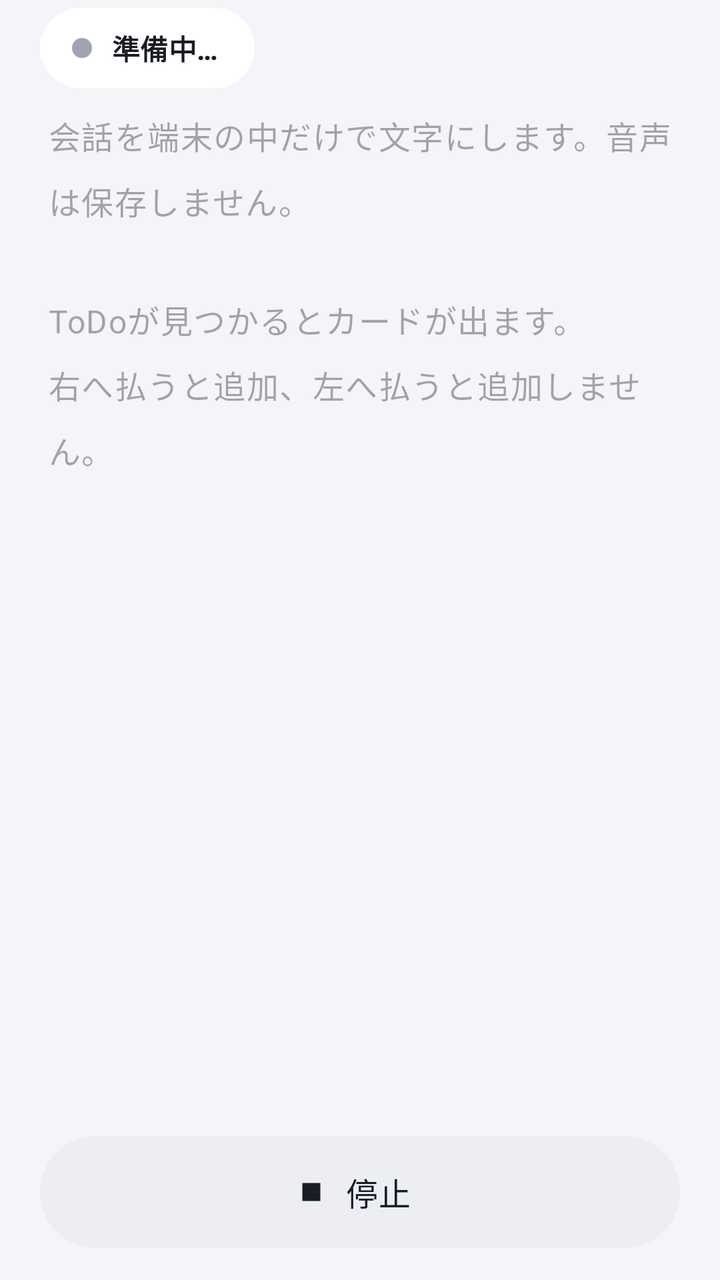
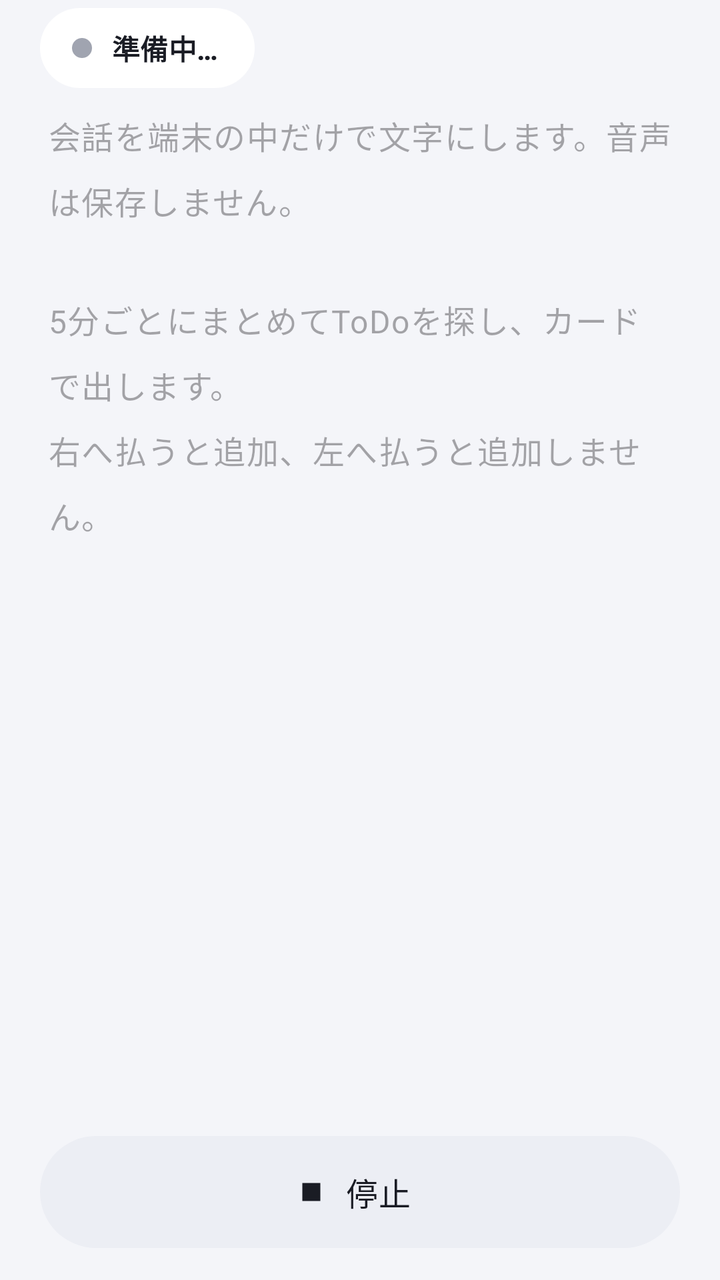

Two renders of the same Android screen: before a commit and after it. Below are the layout's source before the change and the commit's diff.
<!-- AndroidManifest.xml: application theme Theme.MimiMemo -->
<!-- res/layout/activity_listening.xml -->
<?xml version="1.0" encoding="utf-8"?>
<LinearLayout xmlns:android="http://schemas.android.com/apk/res/android"
    xmlns:app="http://schemas.android.com/apk/res-auto"
    android:layout_width="match_parent"
    android:layout_height="match_parent"
    android:orientation="vertical">

    
    <LinearLayout
        android:id="@+id/statusPill"
        android:layout_width="wrap_content"
        android:layout_height="40dp"
        android:layout_marginStart="20dp"
        android:layout_marginTop="4dp"
        android:layout_marginBottom="12dp"
        android:background="@drawable/bg_pill"
        android:backgroundTint="@color/card"
        android:gravity="center_vertical"
        android:orientation="horizontal"
        android:paddingStart="16dp"
        android:paddingEnd="18dp">

        <View
            android:id="@+id/statusDot"
            android:layout_width="10dp"
            android:layout_height="10dp"
            android:background="@drawable/bg_dot"
            android:backgroundTint="@color/idle" />

        <TextView
            android:id="@+id/textStatus"
            android:layout_width="wrap_content"
            android:layout_height="wrap_content"
            android:layout_marginStart="10dp"
            android:maxLines="1"
            android:text="@string/status_starting"
            android:textAppearance="?attr/textAppearanceTitleSmall"
            android:textColor="?attr/colorOnSurface"
            android:textStyle="bold" />
    </LinearLayout>

    
    <com.google.android.material.card.MaterialCardView
        android:id="@+id/noticeCard"
        style="@style/Widget.Material3.CardView.Filled"
        android:layout_width="match_parent"
        android:layout_height="wrap_content"
        android:layout_marginHorizontal="16dp"
        android:layout_marginBottom="8dp"
        android:visibility="gone"
        app:cardBackgroundColor="?attr/colorPrimaryContainer"
        app:cardCornerRadius="24dp">

        <LinearLayout
            android:layout_width="match_parent"
            android:layout_height="wrap_content"
            android:orientation="vertical"
            android:padding="16dp">

            <TextView
                android:id="@+id/textNotice"
                android:layout_width="match_parent"
                android:layout_height="wrap_content"
                android:textAppearance="?attr/textAppearanceBodyMedium"
                android:textColor="?attr/colorOnPrimaryContainer" />

            <com.google.android.material.button.MaterialButton
                android:id="@+id/buttonAction"
                android:layout_width="wrap_content"
                android:layout_height="wrap_content"
                android:layout_marginTop="8dp"
                android:visibility="gone" />
        </LinearLayout>
    </com.google.android.material.card.MaterialCardView>

    
    <LinearLayout
        android:id="@+id/candidateArea"
        android:layout_width="match_parent"
        android:layout_height="wrap_content"
        android:clipChildren="false"
        android:clipToPadding="false"
        android:orientation="vertical"
        android:visibility="gone">

        <jp.mimimemo.CandidateStackView
            android:id="@+id/candidateStack"
            android:layout_width="match_parent"
            android:layout_height="230dp"
            android:layout_marginHorizontal="20dp"
            android:layout_marginTop="4dp"
            android:layout_marginBottom="20dp" />

        <LinearLayout
            android:layout_width="match_parent"
            android:layout_height="wrap_content"
            android:clipChildren="false"
            android:clipToPadding="false"
            android:gravity="center"
            android:orientation="horizontal"
            android:paddingTop="2dp"
            android:paddingBottom="20dp">

            <com.google.android.material.floatingactionbutton.FloatingActionButton
                android:id="@+id/buttonSkip"
                android:layout_width="wrap_content"
                android:layout_height="wrap_content"
                android:layout_marginEnd="40dp"
                android:contentDescription="@string/candidate_reject"
                android:src="@drawable/ic_close"
                app:backgroundTint="@color/card"
                app:elevation="4dp"
                app:fabCustomSize="68dp"
                app:maxImageSize="30dp"
                app:shapeAppearanceOverlay="@style/MimiMemo.Circle"
                app:tint="@color/swipe_neutral" />

            <com.google.android.material.floatingactionbutton.FloatingActionButton
                android:id="@+id/buttonAdd"
                android:layout_width="wrap_content"
                android:layout_height="wrap_content"
                android:contentDescription="@string/swipe_add"
                android:src="@drawable/ic_check"
                app:backgroundTint="@color/swipe_positive"
                app:elevation="4dp"
                app:fabCustomSize="68dp"
                app:maxImageSize="32dp"
                app:shapeAppearanceOverlay="@style/MimiMemo.Circle"
                app:tint="@android:color/white" />
        </LinearLayout>
    </LinearLayout>

    <ScrollView
        android:id="@+id/scrollTranscript"
        android:layout_width="match_parent"
        android:layout_height="0dp"
        android:layout_weight="1"
        android:paddingHorizontal="24dp">

        <LinearLayout
            android:layout_width="match_parent"
            android:layout_height="wrap_content"
            android:orientation="vertical">

            <TextView
                android:id="@+id/textTranscript"
                android:layout_width="match_parent"
                android:layout_height="wrap_content"
                android:hint="@string/transcript_hint"
                android:lineSpacingMultiplier="1.4"
                android:textAppearance="?attr/textAppearanceBodyLarge" />

            <TextView
                android:id="@+id/textPartial"
                android:layout_width="match_parent"
                android:layout_height="wrap_content"
                android:layout_marginTop="4dp"
                android:textAppearance="?attr/textAppearanceBodyLarge"
                android:textColor="?attr/colorOnSurfaceVariant" />
        </LinearLayout>
    </ScrollView>

    
    <LinearLayout
        android:id="@+id/manualRow"
        android:layout_width="match_parent"
        android:layout_height="wrap_content"
        android:gravity="center_vertical"
        android:orientation="horizontal"
        android:paddingHorizontal="12dp"
        android:paddingTop="8dp"
        android:visibility="gone">

        <com.google.android.material.textfield.TextInputLayout
            style="@style/Widget.Material3.TextInputLayout.OutlinedBox.Dense"
            android:layout_width="0dp"
            android:layout_height="wrap_content"
            android:layout_weight="1"
            android:hint="@string/manual_hint">

            <com.google.android.material.textfield.TextInputEditText
                android:id="@+id/editManual"
                android:layout_width="match_parent"
                android:layout_height="wrap_content"
                android:imeOptions="actionSend"
                android:inputType="text" />
        </com.google.android.material.textfield.TextInputLayout>

        <com.google.android.material.button.MaterialButton
            android:id="@+id/buttonSend"
            style="@style/Widget.Material3.Button.IconButton"
            android:layout_width="wrap_content"
            android:layout_height="wrap_content"
            android:contentDescription="@string/action_send"
            android:padding="0dp"
            app:icon="@drawable/ic_send"
            app:iconGravity="textStart"
            app:iconPadding="0dp" />
    </LinearLayout>

    
    <com.google.android.material.button.MaterialButton
        android:id="@+id/buttonStop"
        style="@style/Widget.Material3.Button.TonalButton.Icon"
        android:layout_width="match_parent"
        android:layout_height="56dp"
        android:layout_marginHorizontal="20dp"
        android:layout_marginTop="8dp"
        android:layout_marginBottom="16dp"
        android:insetTop="0dp"
        android:insetBottom="0dp"
        android:text="@string/action_stop"
        android:textAppearance="?attr/textAppearanceTitleMedium"
        android:textColor="?attr/colorOnSurface"
        app:backgroundTint="@color/surface_container"
        app:cornerRadius="28dp"
        app:icon="@drawable/ic_stop"
        app:iconGravity="textStart"
        app:iconTint="?attr/colorOnSurface" />
</LinearLayout>
<!-- resources referenced by this layout -->
<resources>
  <color name="card">#FFFFFF</color>
  <color name="idle">#A0A4B0</color>
  <color name="surface_container">#ECEEF4</color>
  <color name="swipe_neutral">#8A8F9C</color>
  <color name="swipe_positive">#1F9D61</color>
  <!-- drawable bg_dot (drawable) -->
  <?xml version="1.0" encoding="utf-8"?>
  <shape xmlns:android="http://schemas.android.com/apk/res/android" android:shape="oval">
      <solid android:color="#FFFFFF" />
  </shape>
  <!-- drawable bg_pill (drawable) -->
  <?xml version="1.0" encoding="utf-8"?>
  <shape xmlns:android="http://schemas.android.com/apk/res/android" android:shape="rectangle">
      <solid android:color="#FFFFFFFF" />
      <corners android:radius="100dp" />
  </shape>
  <!-- drawable ic_check (drawable) -->
  <vector xmlns:android="http://schemas.android.com/apk/res/android"
      android:width="24dp"
      android:height="24dp"
      android:tint="?attr/colorControlNormal"
      android:viewportWidth="24"
      android:viewportHeight="24">
      <path
          android:fillColor="@android:color/white"
          android:pathData="M9,16.17L4.83,12l-1.42,1.41L9,19 21,7l-1.41,-1.41z" />
  </vector>
  <!-- drawable ic_send (drawable) -->
  <vector xmlns:android="http://schemas.android.com/apk/res/android"
      android:width="24dp"
      android:height="24dp"
      android:tint="?attr/colorControlNormal"
      android:viewportWidth="24"
      android:viewportHeight="24">
      <path
          android:fillColor="@android:color/white"
          android:pathData="M2.01,21L23,12 2.01,3 2,10l15,2 -15,2z" />
  </vector>
  <!-- drawable ic_stop (drawable) -->
  <vector xmlns:android="http://schemas.android.com/apk/res/android"
      android:width="24dp"
      android:height="24dp"
      android:tint="?attr/colorControlNormal"
      android:viewportWidth="24"
      android:viewportHeight="24">
      <path
          android:fillColor="@android:color/white"
          android:pathData="M6,6h12v12H6z" />
  </vector>
  <string name="action_send">送信</string>
  <string name="action_stop">停止</string>
  <string name="candidate_reject">追加しない</string>
  <string name="manual_hint">文を入力</string>
  <string name="status_starting">準備中…</string>
  <string name="swipe_add">追加</string>
  <string name="transcript_hint">会話を端末の中だけで文字にします。音声は保存しません。\n\nToDoが見つかるとカードが出ます。\n右へ払うと追加、左へ払うと追加しません。</string>
  <style name="MimiMemo.Circle" parent="">
          <item name="cornerFamily">rounded</item>
          <item name="cornerSize">50%</item>
      </style>
  <color name="primary">#3F4FD8</color>
  <color name="on_primary">#FFFFFF</color>
  <color name="primary_container">#E3E6FF</color>
  <color name="on_primary_container">#151E6B</color>
  <color name="background">#F4F5F9</color>
  <color name="on_surface">#1A1C24</color>
  <color name="on_surface_variant">#5D6170</color>
  <color name="outline">#C9CCD6</color>
  <color name="card_stroke">#E6E8EF</color>
  <style name="MimiMemo.ActionBar" parent="Widget.Material3.ActionBar.Solid">
          <item name="background">@color/background</item>
          <item name="elevation">0dp</item>
          <item name="titleTextStyle">@style/MimiMemo.ActionBar.Title</item>
      </style>
  <style name="MimiMemo.ActionBarTheme" parent="ThemeOverlay.Material3.ActionBar">
          <item name="colorControlNormal">@color/on_surface</item>
          
          <item name="colorSurfaceContainer">@color/card</item>
      </style>
  <style name="MimiMemo.Dialog" parent="ThemeOverlay.Material3.MaterialAlertDialog">
          <item name="colorSurfaceContainerHigh">@color/card</item>
          <item name="shapeAppearanceCornerExtraLarge">@style/MimiMemo.Corner28</item>
      </style>
  <style name="MimiMemo.ActionBar.Title" parent="TextAppearance.Material3.TitleLarge">
          <item name="android:textColor">@color/on_surface</item>
          <item name="android:textStyle">bold</item>
      </style>
  <style name="MimiMemo.Corner28" parent="">
          <item name="cornerFamily">rounded</item>
          <item name="cornerSize">28dp</item>
      </style>
  <!-- unchanged entries left out for length: 2 -->
</resources>

<!-- the commit's change to res/layout/activity_listening.xml (unified diff, before → after) -->
@@ -7,36 +7,58 @@
 
     
     <LinearLayout
-        android:id="@+id/statusPill"
-        android:layout_width="wrap_content"
-        android:layout_height="40dp"
-        android:layout_marginStart="20dp"
+        android:layout_width="match_parent"
+        android:layout_height="wrap_content"
         android:layout_marginTop="4dp"
         android:layout_marginBottom="12dp"
-        android:background="@drawable/bg_pill"
-        android:backgroundTint="@color/card"
         android:gravity="center_vertical"
         android:orientation="horizontal"
-        android:paddingStart="16dp"
-        android:paddingEnd="18dp">
-
-        <View
-            android:id="@+id/statusDot"
-            android:layout_width="10dp"
-            android:layout_height="10dp"
-            android:background="@drawable/bg_dot"
-            android:backgroundTint="@color/idle" />
-
-        <TextView
-            android:id="@+id/textStatus"
+        android:paddingStart="20dp"
+        android:paddingEnd="12dp">
+
+        <LinearLayout
+            android:id="@+id/statusPill"
             android:layout_width="wrap_content"
-            android:layout_height="wrap_content"
-            android:layout_marginStart="10dp"
-            android:maxLines="1"
-            android:text="@string/status_starting"
-            android:textAppearance="?attr/textAppearanceTitleSmall"
-            android:textColor="?attr/colorOnSurface"
-            android:textStyle="bold" />
+            android:layout_height="40dp"
+            android:background="@drawable/bg_pill"
+            android:backgroundTint="@color/card"
+            android:gravity="center_vertical"
+            android:orientation="horizontal"
+            android:paddingStart="16dp"
+            android:paddingEnd="18dp">
+
+            <View
+                android:id="@+id/statusDot"
+                android:layout_width="10dp"
+                android:layout_height="10dp"
+                android:background="@drawable/bg_dot"
+                android:backgroundTint="@color/idle" />
+
+            <TextView
+                android:id="@+id/textStatus"
+                android:layout_width="wrap_content"
+                android:layout_height="wrap_content"
+                android:layout_marginStart="10dp"
+                android:maxLines="1"
+                android:text="@string/status_starting"
+                android:textAppearance="?attr/textAppearanceTitleSmall"
+                android:textColor="?attr/colorOnSurface"
+                android:textStyle="bold" />
+        </LinearLayout>
+
+        <Space
+            android:layout_width="0dp"
+            android:layout_height="0dp"
+            android:layout_weight="1" />
+
+        
+        <com.google.android.material.button.MaterialButton
+            android:id="@+id/buttonFlush"
+            style="@style/Widget.Material3.Button.TextButton"
+            android:layout_width="wrap_content"
+            android:layout_height="wrap_content"
+            android:text="@string/action_flush"
+            android:visibility="gone" />
     </LinearLayout>
 
     
<!-- resource entries referenced after the edit -->
@@ -49,13 +49,14 @@
           android:fillColor="@android:color/white"
           android:pathData="M6,6h12v12H6z" />
   </vector>
+  <string name="action_flush">今まとめる</string>
   <string name="action_send">送信</string>
   <string name="action_stop">停止</string>
   <string name="candidate_reject">追加しない</string>
   <string name="manual_hint">文を入力</string>
   <string name="status_starting">準備中…</string>
   <string name="swipe_add">追加</string>
-  <string name="transcript_hint">会話を端末の中だけで文字にします。音声は保存しません。\n\nToDoが見つかるとカードが出ます。\n右へ払うと追加、左へ払うと追加しません。</string>
+  <string name="transcript_hint">会話を端末の中だけで文字にします。音声は保存しません。\n\n5分ごとにまとめてToDoを探し、カードで出します。\n右へ払うと追加、左へ払うと追加しません。</string>
   <style name="MimiMemo.Circle" parent="">
           <item name="cornerFamily">rounded</item>
           <item name="cornerSize">50%</item>
